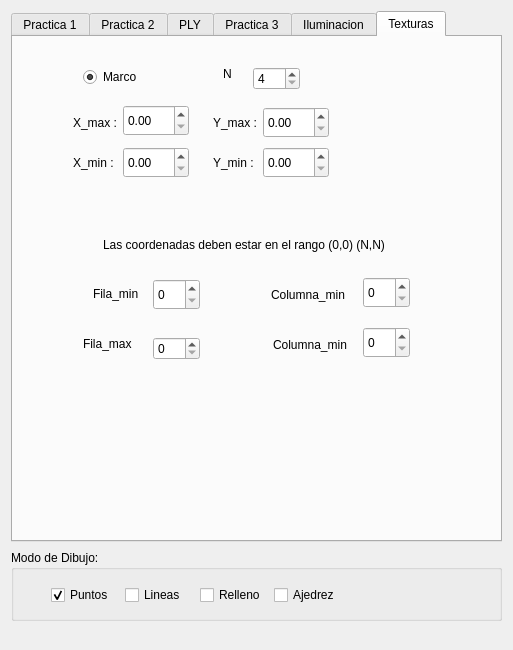
Before: the Qt Designer form Practica4/esqueleto_qt/interfaz.ui in Ancaor/IG, drawn with Qt 5.
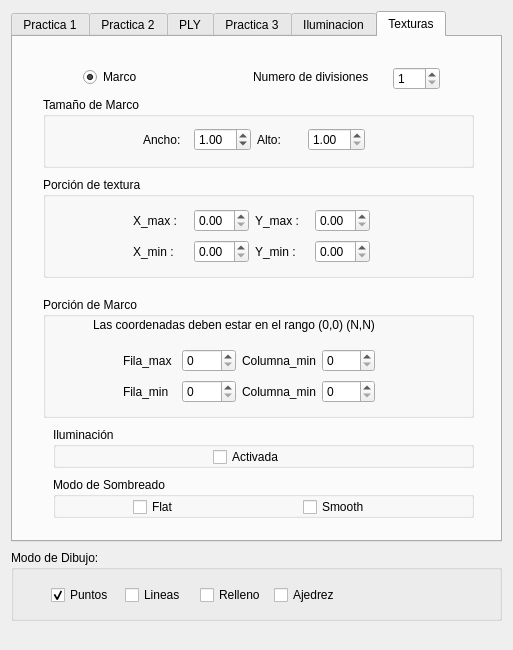
After: the same form once the commit is applied. The open tabs and pages were chosen to show the change.

```diff
--- a/Practica4/esqueleto_qt/interfaz.ui
+++ b/Practica4/esqueleto_qt/interfaz.ui
@@ -789,255 +789,367 @@
     <widget class="QSpinBox" name="spinBox_2">
      <property name="geometry">
       <rect>
-       <x>240</x>
+       <x>380</x>
        <y>30</y>
        <width>47</width>
        <height>23</height>
       </rect>
      </property>
      <property name="minimum">
-      <number>4</number>
+      <number>1</number>
      </property>
      <property name="maximum">
       <number>100</number>
      </property>
-    </widget>
-    <widget class="QDoubleSpinBox" name="doubleSpinBox_2">
-     <property name="geometry">
-      <rect>
-       <x>110</x>
-       <y>110</y>
-       <width>66</width>
-       <height>31</height>
-      </rect>
-     </property>
-     <property name="prefix">
-      <string/>
-     </property>
-     <property name="maximum">
-      <double>1.000000000000000</double>
-     </property>
-     <property name="singleStep">
-      <double>0.050000000000000</double>
-     </property>
-    </widget>
-    <widget class="QDoubleSpinBox" name="doubleSpinBox_3">
-     <property name="geometry">
-      <rect>
-       <x>110</x>
-       <y>68</y>
-       <width>66</width>
-       <height>31</height>
-      </rect>
-     </property>
-     <property name="maximum">
-      <double>1.000000000000000</double>
-     </property>
-     <property name="singleStep">
-      <double>0.050000000000000</double>
-     </property>
-    </widget>
-    <widget class="QLabel" name="label_10">
-     <property name="geometry">
-      <rect>
-       <x>60</x>
-       <y>118</y>
-       <width>51</width>
-       <height>16</height>
-      </rect>
-     </property>
-     <property name="text">
-      <string>X_min :</string>
-     </property>
-    </widget>
-    <widget class="QLabel" name="label_11">
-     <property name="geometry">
-      <rect>
-       <x>60</x>
-       <y>78</y>
-       <width>51</width>
-       <height>16</height>
-      </rect>
-     </property>
-     <property name="text">
-      <string>X_max :</string>
-     </property>
-    </widget>
-    <widget class="QLabel" name="label_12">
-     <property name="geometry">
-      <rect>
-       <x>200</x>
-       <y>118</y>
-       <width>51</width>
-       <height>16</height>
-      </rect>
-     </property>
-     <property name="text">
-      <string>Y_min :</string>
-     </property>
-    </widget>
-    <widget class="QLabel" name="label_13">
-     <property name="geometry">
-      <rect>
-       <x>200</x>
-       <y>78</y>
-       <width>51</width>
-       <height>16</height>
-      </rect>
-     </property>
-     <property name="text">
-      <string>Y_max :</string>
-     </property>
-    </widget>
-    <widget class="QDoubleSpinBox" name="doubleSpinBox_4">
-     <property name="geometry">
-      <rect>
-       <x>250</x>
-       <y>110</y>
-       <width>66</width>
-       <height>31</height>
-      </rect>
-     </property>
-     <property name="maximum">
-      <double>1.000000000000000</double>
-     </property>
-     <property name="singleStep">
-      <double>0.050000000000000</double>
-     </property>
-    </widget>
-    <widget class="QDoubleSpinBox" name="doubleSpinBox_5">
-     <property name="geometry">
-      <rect>
-       <x>250</x>
-       <y>70</y>
-       <width>66</width>
-       <height>31</height>
-      </rect>
-     </property>
-     <property name="maximum">
-      <double>1.000000000000000</double>
-     </property>
-     <property name="singleStep">
-      <double>0.050000000000000</double>
-     </property>
-    </widget>
-    <widget class="QLabel" name="label_9">
-     <property name="geometry">
-      <rect>
-       <x>90</x>
-       <y>200</y>
-       <width>341</width>
-       <height>16</height>
-      </rect>
-     </property>
-     <property name="text">
-      <string>Las coordenadas deben estar en el rango (0,0) (N,N)</string>
+     <property name="value">
+      <number>1</number>
      </property>
     </widget>
     <widget class="QLabel" name="label_17">
      <property name="geometry">
       <rect>
-       <x>210</x>
+       <x>240</x>
        <y>30</y>
-       <width>59</width>
-       <height>14</height>
-      </rect>
-     </property>
-     <property name="text">
-      <string>N</string>
-     </property>
-    </widget>
-    <widget class="QSpinBox" name="spinBox_3">
-     <property name="geometry">
-      <rect>
-       <x>350</x>
-       <y>240</y>
-       <width>47</width>
-       <height>31</height>
-      </rect>
-     </property>
-    </widget>
-    <widget class="QSpinBox" name="spinBox_4">
-     <property name="geometry">
-      <rect>
-       <x>140</x>
-       <y>300</y>
-       <width>47</width>
-       <height>23</height>
-      </rect>
-     </property>
-    </widget>
-    <widget class="QSpinBox" name="spinBox_5">
-     <property name="geometry">
-      <rect>
-       <x>140</x>
-       <y>242</y>
-       <width>47</width>
-       <height>31</height>
-      </rect>
-     </property>
-    </widget>
-    <widget class="QSpinBox" name="spinBox_6">
-     <property name="geometry">
-      <rect>
-       <x>350</x>
-       <y>290</y>
-       <width>47</width>
-       <height>31</height>
-      </rect>
-     </property>
-    </widget>
-    <widget class="QLabel" name="label_18">
-     <property name="geometry">
-      <rect>
-       <x>258</x>
-       <y>248</y>
-       <width>91</width>
+       <width>131</width>
        <height>20</height>
       </rect>
      </property>
      <property name="text">
-      <string>Columna_min</string>
+      <string>Numero de divisiones</string>
      </property>
     </widget>
-    <widget class="QLabel" name="label_19">
+    <widget class="QGroupBox" name="groupBox_12">
      <property name="geometry">
       <rect>
-       <x>70</x>
-       <y>300</y>
-       <width>59</width>
-       <height>14</height>
+       <x>40</x>
+       <y>440</y>
+       <width>421</width>
+       <height>41</height>
       </rect>
      </property>
-     <property name="text">
-      <string>Fila_max</string>
+     <property name="title">
+      <string>Modo de Sombreado</string>
      </property>
+     <widget class="QCheckBox" name="checkBox_9">
+      <property name="geometry">
+       <rect>
+        <x>80</x>
+        <y>20</y>
+        <width>61</width>
+        <height>20</height>
+       </rect>
+      </property>
+      <property name="text">
+       <string>Flat</string>
+      </property>
+     </widget>
+     <widget class="QCheckBox" name="checkBox_10">
+      <property name="geometry">
+       <rect>
+        <x>250</x>
+        <y>20</y>
+        <width>81</width>
+        <height>20</height>
+       </rect>
+      </property>
+      <property name="text">
+       <string>Smooth</string>
+      </property>
+     </widget>
     </widget>
-    <widget class="QLabel" name="label_20">
+    <widget class="QGroupBox" name="groupBox_13">
      <property name="geometry">
       <rect>
-       <x>80</x>
-       <y>250</y>
-       <width>59</width>
-       <height>14</height>
+       <x>40</x>
+       <y>390</y>
+       <width>421</width>
+       <height>41</height>
       </rect>
      </property>
-     <property name="text">
-      <string>Fila_min</string>
+     <property name="title">
+      <string>Iluminación</string>
      </property>
+     <widget class="QCheckBox" name="checkBox_11">
+      <property name="geometry">
+       <rect>
+        <x>160</x>
+        <y>20</y>
+        <width>85</width>
+        <height>20</height>
+       </rect>
+      </property>
+      <property name="text">
+       <string>Activada</string>
+      </property>
+     </widget>
     </widget>
-    <widget class="QLabel" name="label_21">
+    <widget class="QGroupBox" name="groupBox_14">
      <property name="geometry">
       <rect>
-       <x>260</x>
-       <y>300</y>
-       <width>81</width>
-       <height>16</height>
+       <x>30</x>
+       <y>60</y>
+       <width>431</width>
+       <height>71</height>
       </rect>
      </property>
-     <property name="text">
-      <string>Columna_min</string>
+     <property name="title">
+      <string>Tamaño de Marco</string>
      </property>
+     <widget class="QWidget" name="">
+      <property name="geometry">
+       <rect>
+        <x>100</x>
+        <y>30</y>
+        <width>222</width>
+        <height>25</height>
+       </rect>
+      </property>
+      <layout class="QHBoxLayout" name="horizontalLayout_16">
+       <item>
+        <widget class="QLabel" name="label_22">
+         <property name="text">
+          <string>Ancho:</string>
+         </property>
+        </widget>
+       </item>
+       <item>
+        <widget class="QDoubleSpinBox" name="doubleSpinBox">
+         <property name="singleStep">
+          <double>0.100000000000000</double>
+         </property>
+         <property name="value">
+          <double>1.000000000000000</double>
+         </property>
+        </widget>
+       </item>
+       <item>
+        <widget class="QLabel" name="label_23">
+         <property name="text">
+          <string>Alto:</string>
+         </property>
+        </widget>
+       </item>
+       <item>
+        <widget class="QDoubleSpinBox" name="doubleSpinBox_7">
+         <property name="minimum">
+          <double>1.000000000000000</double>
+         </property>
+         <property name="singleStep">
+          <double>0.100000000000000</double>
+         </property>
+         <property name="value">
+          <double>1.000000000000000</double>
+         </property>
+        </widget>
+       </item>
+      </layout>
+     </widget>
+    </widget>
+    <widget class="QGroupBox" name="groupBox_15">
+     <property name="geometry">
+      <rect>
+       <x>30</x>
+       <y>140</y>
+       <width>431</width>
+       <height>101</height>
+      </rect>
+     </property>
+     <property name="title">
+      <string>Porción de textura</string>
+     </property>
+     <widget class="QWidget" name="">
+      <property name="geometry">
+       <rect>
+        <x>90</x>
+        <y>30</y>
+        <width>237</width>
+        <height>58</height>
+       </rect>
+      </property>
+      <layout class="QVBoxLayout" name="verticalLayout_3">
+       <item>
+        <layout class="QHBoxLayout" name="horizontalLayout_13">
+         <item>
+          <widget class="QLabel" name="label_11">
+           <property name="text">
+            <string>X_max :</string>
+           </property>
+          </widget>
+         </item>
+         <item>
+          <widget class="QDoubleSpinBox" name="doubleSpinBox_3">
+           <property name="maximum">
+            <double>1.000000000000000</double>
+           </property>
+           <property name="singleStep">
+            <double>0.050000000000000</double>
+           </property>
+          </widget>
+         </item>
+         <item>
+          <widget class="QLabel" name="label_13">
+           <property name="text">
+            <string>Y_max :</string>
+           </property>
+          </widget>
+         </item>
+         <item>
+          <widget class="QDoubleSpinBox" name="doubleSpinBox_5">
+           <property name="maximum">
+            <double>1.000000000000000</double>
+           </property>
+           <property name="singleStep">
+            <double>0.050000000000000</double>
+           </property>
+          </widget>
+         </item>
+        </layout>
+       </item>
+       <item>
+        <layout class="QHBoxLayout" name="horizontalLayout_12">
+         <item>
+          <widget class="QLabel" name="label_10">
+           <property name="text">
+            <string>X_min :</string>
+           </property>
+          </widget>
+         </item>
+         <item>
+          <widget class="QDoubleSpinBox" name="doubleSpinBox_2">
+           <property name="prefix">
+            <string/>
+           </property>
+           <property name="maximum">
+            <double>1.000000000000000</double>
+           </property>
+           <property name="singleStep">
+            <double>0.050000000000000</double>
+           </property>
+          </widget>
+         </item>
+         <item>
+          <widget class="QLabel" name="label_12">
+           <property name="text">
+            <string>Y_min :</string>
+           </property>
+          </widget>
+         </item>
+         <item>
+          <widget class="QDoubleSpinBox" name="doubleSpinBox_4">
+           <property name="maximum">
+            <double>1.000000000000000</double>
+           </property>
+           <property name="singleStep">
+            <double>0.050000000000000</double>
+           </property>
+          </widget>
+         </item>
+        </layout>
+       </item>
+      </layout>
+     </widget>
+     <zorder>doubleSpinBox_5</zorder>
+     <zorder>label_11</zorder>
+     <zorder>doubleSpinBox_3</zorder>
+     <zorder>doubleSpinBox_4</zorder>
+     <zorder>label_12</zorder>
+     <zorder>label_10</zorder>
+     <zorder>label_13</zorder>
+     <zorder>doubleSpinBox_2</zorder>
+     <zorder>label_10</zorder>
+     <zorder>label_11</zorder>
+     <zorder>doubleSpinBox_3</zorder>
+     <zorder>doubleSpinBox_2</zorder>
+     <zorder>label_12</zorder>
+     <zorder>doubleSpinBox_5</zorder>
+     <zorder>doubleSpinBox_4</zorder>
+     <zorder>label_13</zorder>
+    </widget>
+    <widget class="QGroupBox" name="groupBox_16">
+     <property name="geometry">
+      <rect>
+       <x>30</x>
+       <y>260</y>
+       <width>431</width>
+       <height>121</height>
+      </rect>
+     </property>
+     <property name="title">
+      <string>Porción de Marco</string>
+     </property>
+     <widget class="QLabel" name="label_9">
+      <property name="geometry">
+       <rect>
+        <x>50</x>
+        <y>20</y>
+        <width>341</width>
+        <height>16</height>
+       </rect>
+      </property>
+      <property name="text">
+       <string>Las coordenadas deben estar en el rango (0,0) (N,N)</string>
+      </property>
+     </widget>
+     <widget class="QWidget" name="">
+      <property name="geometry">
+       <rect>
+        <x>80</x>
+        <y>50</y>
+        <width>252</width>
+        <height>58</height>
+       </rect>
+      </property>
+      <layout class="QVBoxLayout" name="verticalLayout_4">
+       <item>
+        <layout class="QHBoxLayout" name="horizontalLayout_14">
+         <item>
+          <widget class="QLabel" name="label_19">
+           <property name="text">
+            <string>Fila_max</string>
+           </property>
+          </widget>
+         </item>
+         <item>
+          <widget class="QSpinBox" name="spinBox_4"/>
+         </item>
+         <item>
+          <widget class="QLabel" name="label_21">
+           <property name="text">
+            <string>Columna_min</string>
+           </property>
+          </widget>
+         </item>
+         <item>
+          <widget class="QSpinBox" name="spinBox_6"/>
+         </item>
+        </layout>
+       </item>
+       <item>
+        <layout class="QHBoxLayout" name="horizontalLayout_15">
+         <item>
+          <widget class="QLabel" name="label_20">
+           <property name="text">
+            <string>Fila_min</string>
+           </property>
+          </widget>
+         </item>
+         <item>
+          <widget class="QSpinBox" name="spinBox_5"/>
+         </item>
+         <item>
+          <widget class="QLabel" name="label_18">
+           <property name="text">
+            <string>Columna_min</string>
+           </property>
+          </widget>
+         </item>
+         <item>
+          <widget class="QSpinBox" name="spinBox_3"/>
+         </item>
+        </layout>
+       </item>
+      </layout>
+     </widget>
     </widget>
    </widget>
   </widget>
```
Left out of the diff: 14 changed lines with no effect on the pictures.
